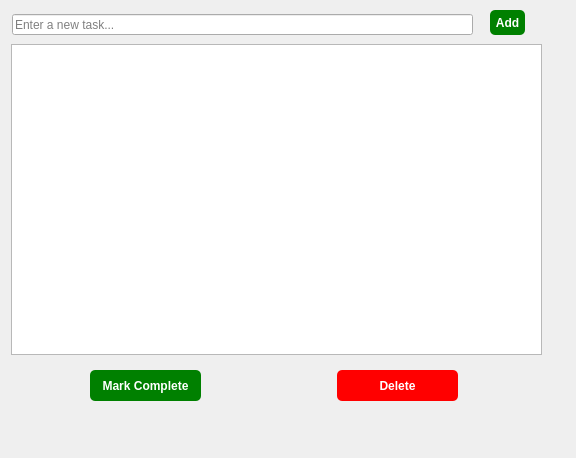
Qt form todo_app.ui (Fen-N/11328246) before a commit.
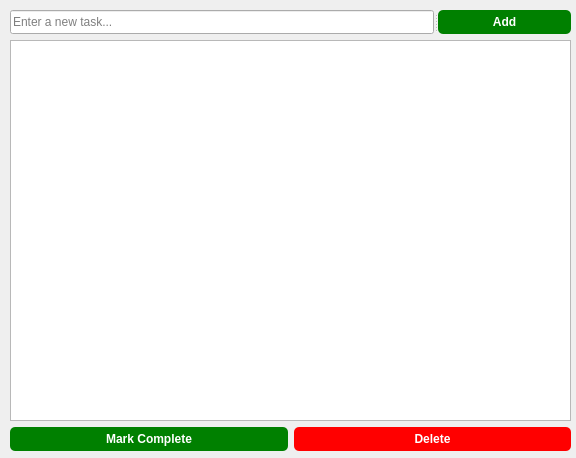
The same form after that commit.

Patch:
```diff
--- a/todo_app.ui
+++ b/todo_app.ui
@@ -13,28 +13,27 @@
   <property name="windowTitle">
    <string>Form</string>
   </property>
+  <widget class="QWidget" name="">
+   <property name="geometry">
+    <rect>
+     <x>10</x>
+     <y>10</y>
+     <width>561</width>
+     <height>441</height>
+    </rect>
+   </property>
+   <layout class="QGridLayout" name="gridLayout">
+    <item row="0" column="0" colspan="2">
+     <widget class="QSplitter" name="splitter">
+      <property name="orientation">
+       <enum>Qt::Horizontal</enum>
+      </property>
   <widget class="QLineEdit" name="taskInput">
-   <property name="geometry">
-    <rect>
-     <x>12</x>
-     <y>14</y>
-     <width>461</width>
-     <height>21</height>
-    </rect>
-   </property>
    <property name="placeholderText">
     <string>Enter a new task...</string>
    </property>
   </widget>
   <widget class="QPushButton" name="addButton">
-   <property name="geometry">
-    <rect>
-     <x>490</x>
-     <y>10</y>
-     <width>35</width>
-     <height>25</height>
-    </rect>
-   </property>
    <property name="styleSheet">
     <string notr="true">background-color: green; color: white; font-weight: bold; border-radius: 5px; padding: 5px;</string>
    </property>
@@ -42,25 +41,13 @@
     <string>Add</string>
    </property>
   </widget>
-  <widget class="QListWidget" name="taskList">
-   <property name="geometry">
-    <rect>
-     <x>11</x>
-     <y>44</y>
-     <width>531</width>
-     <height>311</height>
-    </rect>
-   </property>
-  </widget>
+     </widget>
+    </item>
+    <item row="1" column="0" colspan="2">
+     <widget class="QListWidget" name="taskList"/>
+    </item>
+    <item row="2" column="0">
   <widget class="QPushButton" name="markCompleteButton">
-   <property name="geometry">
-    <rect>
-     <x>90</x>
-     <y>370</y>
-     <width>111</width>
-     <height>31</height>
-    </rect>
-   </property>
    <property name="styleSheet">
     <string notr="true">background-color: green; color: white; font-weight: bold; border-radius: 5px; padding: 5px;</string>
    </property>
@@ -68,21 +55,18 @@
     <string>Mark Complete</string>
    </property>
   </widget>
+    </item>
+    <item row="2" column="1">
   <widget class="QPushButton" name="deleteButton">
-   <property name="geometry">
-    <rect>
-     <x>337</x>
-     <y>370</y>
-     <width>121</width>
-     <height>31</height>
-    </rect>
-   </property>
    <property name="styleSheet">
     <string notr="true">background-color: red; color: white; font-weight: bold; border-radius: 5px; padding: 5px;</string>
    </property>
    <property name="text">
     <string>Delete</string>
    </property>
+     </widget>
+    </item>
+   </layout>
   </widget>
  </widget>
  <resources/>
```
Lines whose indentation alone changed are shown as unchanged.
